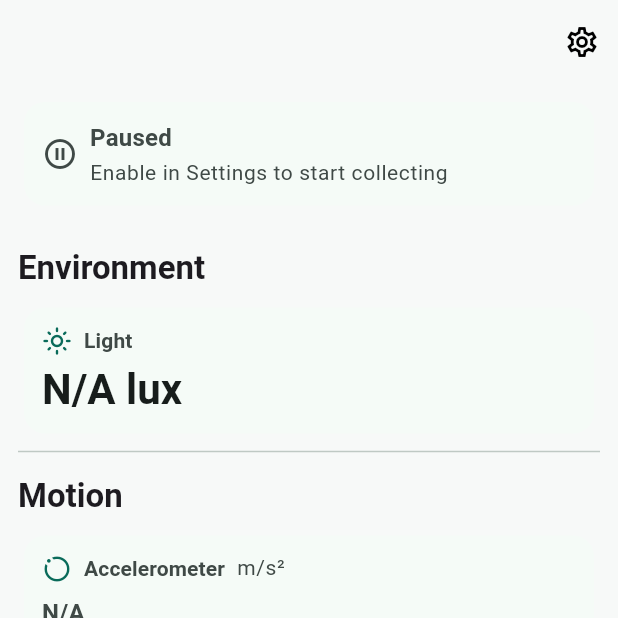
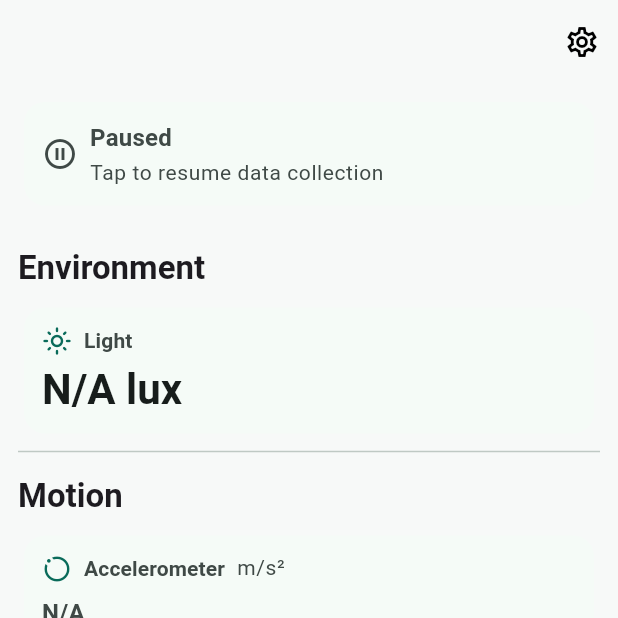
Before and after one commit to erematorg/greengains, a Flutter app: the HomeScreen screen opened directly, on a phone screen of 412 x 824 dp, the top half of it. Run offline on Flutter 3.47's test engine with Material 3 defaults, Android fonts, the phone set to English and light mode, and no system bars; our stand-ins replace connectivity_plus, firebase_auth, firebase_core, flutter_svg, geolocator, google_sign_in and 3 more; missing offline and left inert: light; accounts and stored records are empty; generated files the repository leaves out were written again.

Commit message:
Location and cleanup
Location Fine + Coarse and Pause/resume functionality and cleanup codebase

- Fix pause/resume: Now properly stops SensorUploader, ForegroundService, and SensorManager
- Make StatusCard clickable: Tap to pause/resume data collection
- Remove duplicate Settings toggle: Single unified control on home screen
- Extract widgets: StatusCard and SectionTitle moved to lib/widgets/
- Remove debug code: Deleted backend test UI and methods from Settings
- Apply DRY principles: Eliminate duplicate widget definitions

```diff
--- a/lib/core/app_preferences.dart
+++ b/lib/core/app_preferences.dart
@@ -9,6 +9,7 @@ class PreferenceKeys {
   static const useMobileUploads = 'use_mobile_data_uploads';
   static const deviceId = 'device_id';
   static const foregroundServiceEnabled = 'foreground_service_enabled';
+  static const shareLocation = 'share_location';
 }
 
 class AppPreferences {
@@ -60,6 +61,15 @@ class AppPreferences {
     await _sp.setBool(PreferenceKeys.foregroundServiceEnabled, value);
   }
 
+  /// Location sharing preference - defaults to FALSE, user must opt-in
+  /// COARSE location (~200m) is privacy-friendly but requires explicit consent
+  bool get shareLocation =>
+      _sp.getBool(PreferenceKeys.shareLocation) ?? false;
+
+  Future<void> setShareLocation(bool value) async {
+    await _sp.setBool(PreferenceKeys.shareLocation, value);
+  }
+
   Future<String> getOrCreateDeviceId() async {
     await ensureInitialized();
     if (_deviceIdCache != null) {
--- a/lib/screens/home_screen.dart
+++ b/lib/screens/home_screen.dart
@@ -6,11 +6,14 @@ import '../widgets/sensor_tile.dart';
 import '../widgets/accelerometer_tile.dart';
 import '../widgets/gyroscope_tile.dart';
 import '../widgets/magnetometer_tile.dart';
+import '../widgets/status_card.dart';
+import '../widgets/section_title.dart';
 import 'settings_screen.dart';
 import '../core/themes.dart';
 import '../services/network/sensor_uploader.dart';
 import '../services/system/foreground_service.dart';
 import '../services/system/service_state_controller.dart';
+import '../services/sensors/sensor_manager.dart';
 
 class HomeScreen extends StatefulWidget {
   const HomeScreen({super.key});
@@ -49,6 +52,22 @@ class _HomeScreenState extends State<HomeScreen> {
   void _onServiceStateChanged() {
     if (mounted) {
       setState(() => _isCollecting = ServiceStateController.instance.isRunning);
+    }
+  }
+
+  Future<void> _handleToggle() async {
+    if (_isCollecting) {
+      // Stop everything
+      await _uploader.stop();
+      await ForegroundService.stop();
+      await SensorManager.instance.stop();
+      ServiceStateController.instance.setRunning(false);
+    } else {
+      // Start everything
+      await ForegroundService.start();
+      await SensorManager.instance.start();
+      await _uploader.start();
+      ServiceStateController.instance.setRunning(true);
     }
   }
 
@@ -91,9 +110,13 @@ class _HomeScreenState extends State<HomeScreen> {
                 horizontal: AppTheme.spaceSm,
               ),
               children: [
-                _StatusCard(isCollecting: _isCollecting, isUploading: _isUploading),
+                StatusCard(
+                  isCollecting: _isCollecting,
+                  isUploading: _isUploading,
+                  onToggle: _handleToggle,
+                ),
                 const SizedBox(height: AppTheme.spaceMd),
-                const _SectionTitle('Environment'),
+                const SectionTitle('Environment'),
                 Card(
                   child: SensorTile(
                     title: 'Light',
@@ -102,7 +125,7 @@ class _HomeScreenState extends State<HomeScreen> {
                   ),
                 ),
                 const Divider(height: AppTheme.spaceMd),
-                const _SectionTitle('Motion'),
+                const SectionTitle('Motion'),
                 Card(child: AccelerometerTile(values: _provider.accelerometer)),
                 Card(child: GyroscopeTile(values: _provider.gyroscope)),
                 Card(child: MagnetometerTile(values: _provider.magnetometer)),
@@ -115,102 +138,3 @@ class _HomeScreenState extends State<HomeScreen> {
     );
   }
 }
-
-class _SectionTitle extends StatelessWidget {
-  final String text;
-  const _SectionTitle(this.text);
-
-  @override
-  Widget build(BuildContext context) {
-    return Padding(
-      padding: const EdgeInsets.symmetric(vertical: AppTheme.spaceXs),
-      child: Text(
-        text,
-        style: Theme.of(context)
-            .textTheme
-            .titleLarge
-            ?.copyWith(fontWeight: FontWeight.w700),
-      ),
-    );
-  }
-}
-
-class _StatusCard extends StatelessWidget {
-  final bool isCollecting;
-  final bool isUploading;
-  const _StatusCard({required this.isCollecting, required this.isUploading});
-
-  @override
-  Widget build(BuildContext context) {
-    final theme = Theme.of(context);
-    final statusColor = isCollecting
-        ? Colors.green
-        : theme.colorScheme.onSurfaceVariant;
-    final statusText = isCollecting ? 'Collecting data' : 'Paused';
-    final statusIcon = isCollecting ? Icons.sensors : Icons.pause_circle_outline;
-
-    return Card(
-      child: Padding(
-        padding: const EdgeInsets.all(AppTheme.spaceSm),
-        child: Column(
-          children: [
-            Row(
-              children: [
-                Icon(statusIcon, color: statusColor),
-                const SizedBox(width: AppTheme.spaceXs),
-                Expanded(
-                  child: Column(
-                    crossAxisAlignment: CrossAxisAlignment.start,
-                    children: [
-                      Text(
-                        statusText,
-                        style: theme.textTheme.titleMedium?.copyWith(
-                          fontWeight: FontWeight.w600,
-                          color: statusColor,
-                        ),
-                      ),
-                      const SizedBox(height: 2),
-                      Text(
-                        isCollecting
-                            ? 'Sensors are active and uploading data'
-                            : 'Enable in Settings to start collecting',
-                        style: theme.textTheme.bodySmall?.copyWith(
-                          color: theme.colorScheme.onSurfaceVariant,
-                        ),
-                      ),
-                    ],
-                  ),
-                ),
-              ],
-            ),
-            if (isCollecting && isUploading) ...[
-              const SizedBox(height: AppTheme.spaceXs),
-              Row(
-                children: [
-                  SizedBox(
-                    width: 16,
-                    height: 16,
-                    child: CircularProgressIndicator(
-                      strokeWidth: 2,
-                      valueColor: AlwaysStoppedAnimation<Color>(
-                        theme.colorScheme.primary,
-                      ),
-                    ),
-                  ),
-                  const SizedBox(width: AppTheme.spaceXs),
-                  Text(
-                    'Uploading...',
-                    style: theme.textTheme.bodySmall?.copyWith(
-                      color: theme.colorScheme.primary,
-                      fontWeight: FontWeight.w500,
-                    ),
-                  ),
-                ],
-              ),
-            ],
-          ],
-        ),
-      ),
-    );
-  }
-}
--- /dev/null
+++ b/lib/widgets/section_title.dart
@@ -0,0 +1,23 @@
+import 'package:flutter/material.dart';
+
+import '../core/themes.dart';
+
+class SectionTitle extends StatelessWidget {
+  final String text;
+
+  const SectionTitle(this.text, {super.key});
+
+  @override
+  Widget build(BuildContext context) {
+    return Padding(
+      padding: const EdgeInsets.symmetric(vertical: AppTheme.spaceXs),
+      child: Text(
+        text,
+        style: Theme.of(context)
+            .textTheme
+            .titleLarge
+            ?.copyWith(fontWeight: FontWeight.w700),
+      ),
+    );
+  }
+}
--- /dev/null
+++ b/lib/widgets/status_card.dart
@@ -0,0 +1,120 @@
+import 'package:flutter/material.dart';
+
+import '../core/themes.dart';
+
+class StatusCard extends StatefulWidget {
+  final bool isCollecting;
+  final bool isUploading;
+  final Future<void> Function() onToggle;
+
+  const StatusCard({
+    super.key,
+    required this.isCollecting,
+    required this.isUploading,
+    required this.onToggle,
+  });
+
+  @override
+  State<StatusCard> createState() => _StatusCardState();
+}
+
+class _StatusCardState extends State<StatusCard> {
+  bool _isToggling = false;
+
+  Future<void> _toggleCollection() async {
+    if (_isToggling) return;
+
+    setState(() => _isToggling = true);
+    try {
+      await widget.onToggle();
+    } finally {
+      if (mounted) {
+        setState(() => _isToggling = false);
+      }
+    }
+  }
+
+  @override
+  Widget build(BuildContext context) {
+    final theme = Theme.of(context);
+    final statusColor = widget.isCollecting
+        ? Colors.green
+        : theme.colorScheme.onSurfaceVariant;
+    final statusText = widget.isCollecting ? 'Collecting data' : 'Paused';
+    final statusIcon = widget.isCollecting ? Icons.sensors : Icons.pause_circle_outline;
+
+    return Card(
+      child: InkWell(
+        onTap: _isToggling ? null : _toggleCollection,
+        borderRadius: BorderRadius.circular(12),
+        child: Padding(
+          padding: const EdgeInsets.all(AppTheme.spaceSm),
+          child: Column(
+            children: [
+              Row(
+                children: [
+                  Icon(statusIcon, color: statusColor),
+                  const SizedBox(width: AppTheme.spaceXs),
+                  Expanded(
+                    child: Column(
+                      crossAxisAlignment: CrossAxisAlignment.start,
+                      children: [
+                        Text(
+                          statusText,
+                          style: theme.textTheme.titleMedium?.copyWith(
+                            fontWeight: FontWeight.w600,
+                            color: statusColor,
+                          ),
+                        ),
+                        const SizedBox(height: 2),
+                        Text(
+                          widget.isCollecting
+                              ? 'Tap to pause data collection'
+                              : 'Tap to resume data collection',
+                          style: theme.textTheme.bodySmall?.copyWith(
+                            color: theme.colorScheme.onSurfaceVariant,
+                          ),
+                        ),
+                      ],
+                    ),
+                  ),
+                  if (_isToggling)
+                    const SizedBox(
+                      width: 20,
+                      height: 20,
+                      child: CircularProgressIndicator(strokeWidth: 2),
+                    ),
+                ],
+              ),
+              if (widget.isCollecting && widget.isUploading) ...[
+                const SizedBox(height: AppTheme.spaceXs),
+                Row(
+                  children: [
+                    SizedBox(
+                      width: 16,
+                      height: 16,
+                      child: CircularProgressIndicator(
+                        strokeWidth: 2,
+                        valueColor: AlwaysStoppedAnimation<Color>(
+                          theme.colorScheme.primary,
+                        ),
+                      ),
+                    ),
+                    const SizedBox(width: AppTheme.spaceXs),
+                    Text(
+                      'Uploading...',
+                      style: theme.textTheme.bodySmall?.copyWith(
+                        color: theme.colorScheme.primary,
+                        fontWeight: FontWeight.w500,
+                      ),
+                    ),
+                  ],
+                ),
+              ],
+            ],
+          ),
+        ),
+      ),
+    );
+  }
+}
--- a/pubspec.yaml
+++ b/pubspec.yaml
@@ -45,6 +45,7 @@ dependencies:
   http: ^1.2.1
   connectivity_plus: ^5.0.2
   uuid: ^4.4.0
+  geolocator: ^11.0.0
   # permission_handler
   # http / dio
   # shared_preferences (pour plus tard)
```
Also changed, not shown: lib/screens/settings_screen.dart (+88 -127 lines), lib/services/location/location_service.dart (added, +170 -0 lines), lib/services/network/sensor_uploader.dart (+34 -0 lines), .claude/settings.local.json, 5 other files.
